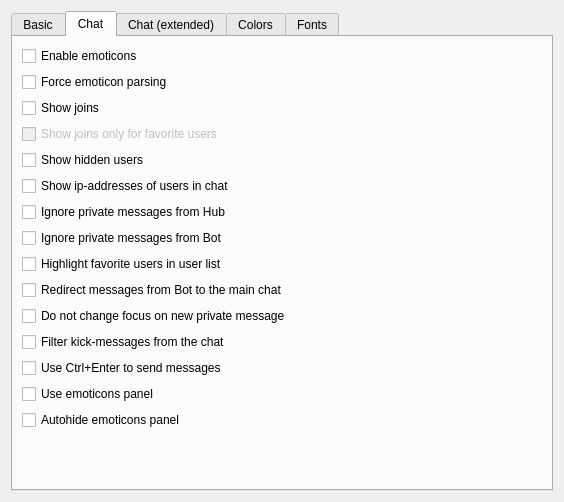
Above: eiskaltdcpp-qt/ui/UISettingsGUI.ui from eiskaltdcpp/eiskaltdcpp before the change. Below: the same form after it.
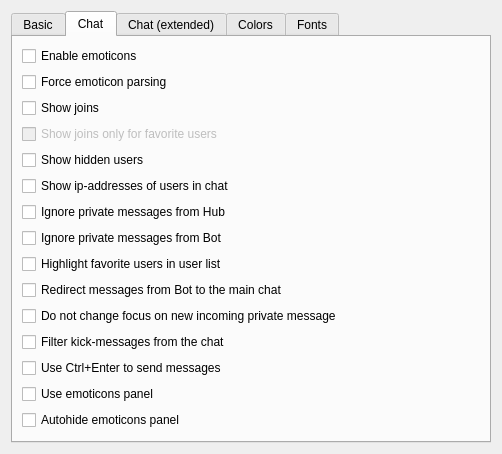
That is the form after the change. The open tabs and pages were chosen to show the change. Custom widgets are drawn as their Qt base class.

Commit message: EiskaltDC++ Qt: 	* Fixed option name

```diff
--- a/eiskaltdcpp-qt/ui/UISettingsGUI.ui
+++ b/eiskaltdcpp-qt/ui/UISettingsGUI.ui
@@ -6,8 +6,8 @@
    <rect>
     <x>0</x>
     <y>0</y>
-    <width>564</width>
-    <height>502</height>
+    <width>502</width>
+    <height>411</height>
    </rect>
   </property>
   <property name="windowTitle">
@@ -318,7 +318,7 @@
        <item>
         <widget class="QCheckBox" name="checkBox_KEEPFOCUS">
          <property name="text">
-          <string>Do not change focus on new private message</string>
+          <string>Do not change focus on new incoming private message</string>
          </property>
          <property name="autoExclusive">
           <bool>false</bool>
```
